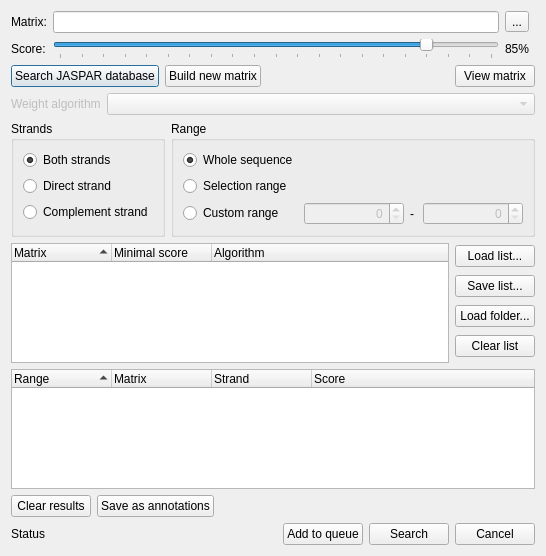
Above: src/plugins/weight_matrix/src/ui/PWMSearchDialog.ui from violethaze74/ugene before the change. Below: the same form after it.
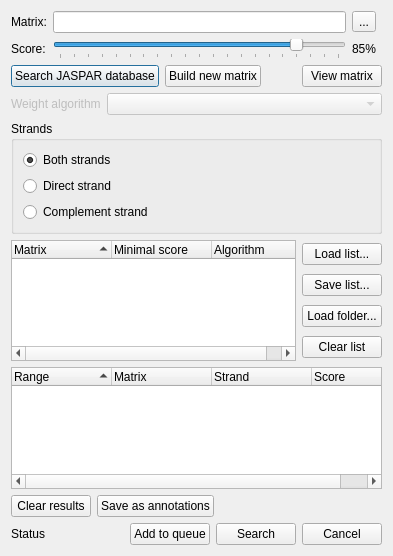
That is the form after the change.

Commit message: unify selecting sequence region widget UGENE-269

```diff
--- a/src/plugins/weight_matrix/src/ui/PWMSearchDialog.ui
+++ b/src/plugins/weight_matrix/src/ui/PWMSearchDialog.ui
@@ -6,7 +6,7 @@
    <rect>
     <x>0</x>
     <y>0</y>
-    <width>546</width>
+    <width>393</width>
     <height>556</height>
    </rect>
   </property>
@@ -141,7 +141,7 @@
     </layout>
    </item>
    <item>
-    <layout class="QHBoxLayout" name="horizontalLayout_8">
+    <layout class="QHBoxLayout" name="horizontalLayout_8" stretch="1,1">
      <item>
       <widget class="QGroupBox" name="bgStrand">
        <property name="sizePolicy">
@@ -203,130 +203,7 @@
       </widget>
      </item>
      <item>
-      <widget class="QGroupBox" name="groupBox">
-       <property name="title">
-        <string>Range</string>
-       </property>
-       <layout class="QVBoxLayout" name="verticalLayout">
-        <item>
-         <layout class="QHBoxLayout" name="horizontalLayout_6">
-          <item>
-           <widget class="QRadioButton" name="rbSequenceRange">
-            <property name="text">
-             <string>Whole sequence</string>
-            </property>
-            <property name="checked">
-             <bool>true</bool>
-            </property>
-           </widget>
-          </item>
-          <item>
-           <spacer name="horizontalSpacer_2">
-            <property name="orientation">
-             <enum>Qt::Horizontal</enum>
-            </property>
-            <property name="sizeHint" stdset="0">
-             <size>
-              <width>40</width>
-              <height>20</height>
-             </size>
-            </property>
-           </spacer>
-          </item>
-         </layout>
-        </item>
-        <item>
-         <layout class="QHBoxLayout" name="horizontalLayout_5">
-          <item>
-           <widget class="QRadioButton" name="rbSelectionRange">
-            <property name="text">
-             <string>Selection range</string>
-            </property>
-           </widget>
-          </item>
-          <item>
-           <spacer name="horizontalSpacer_3">
-            <property name="orientation">
-             <enum>Qt::Horizontal</enum>
-            </property>
-            <property name="sizeHint" stdset="0">
-             <size>
-              <width>40</width>
-              <height>20</height>
-             </size>
-            </property>
-           </spacer>
-          </item>
-         </layout>
-        </item>
-        <item>
-         <layout class="QHBoxLayout" name="horizontalLayout">
-          <item>
-           <widget class="QRadioButton" name="rbCustomRange">
-            <property name="text">
-             <string>Custom range</string>
-            </property>
-           </widget>
-          </item>
-          <item>
-           <widget class="QLabel" name="lRangeStart_2">
-            <property name="text">
-             <string/>
-            </property>
-           </widget>
-          </item>
-          <item>
-           <widget class="QSpinBox" name="sbRangeStart">
-            <property name="enabled">
-             <bool>false</bool>
-            </property>
-            <property name="minimumSize">
-             <size>
-              <width>100</width>
-              <height>0</height>
-             </size>
-            </property>
-            <property name="alignment">
-             <set>Qt::AlignRight|Qt::AlignTrailing|Qt::AlignVCenter</set>
-            </property>
-            <property name="accelerated">
-             <bool>true</bool>
-            </property>
-           </widget>
-          </item>
-          <item>
-           <widget class="QLabel" name="lRangeStart">
-            <property name="text">
-             <string>-</string>
-            </property>
-           </widget>
-          </item>
-          <item>
-           <widget class="QSpinBox" name="sbRangeEnd">
-            <property name="enabled">
-             <bool>false</bool>
-            </property>
-            <property name="minimumSize">
-             <size>
-              <width>100</width>
-              <height>0</height>
-             </size>
-            </property>
-            <property name="alignment">
-             <set>Qt::AlignRight|Qt::AlignTrailing|Qt::AlignVCenter</set>
-            </property>
-            <property name="accelerated">
-             <bool>true</bool>
-            </property>
-            <property name="maximum">
-             <number>99</number>
-            </property>
-           </widget>
-          </item>
-         </layout>
-        </item>
-       </layout>
-      </widget>
+      <layout class="QHBoxLayout" name="rangeSelectorLayout"/>
      </item>
     </layout>
    </item>
```
Left out of the diff: 35 changed lines with no effect on the pictures. The commit also changes 37 other files.
